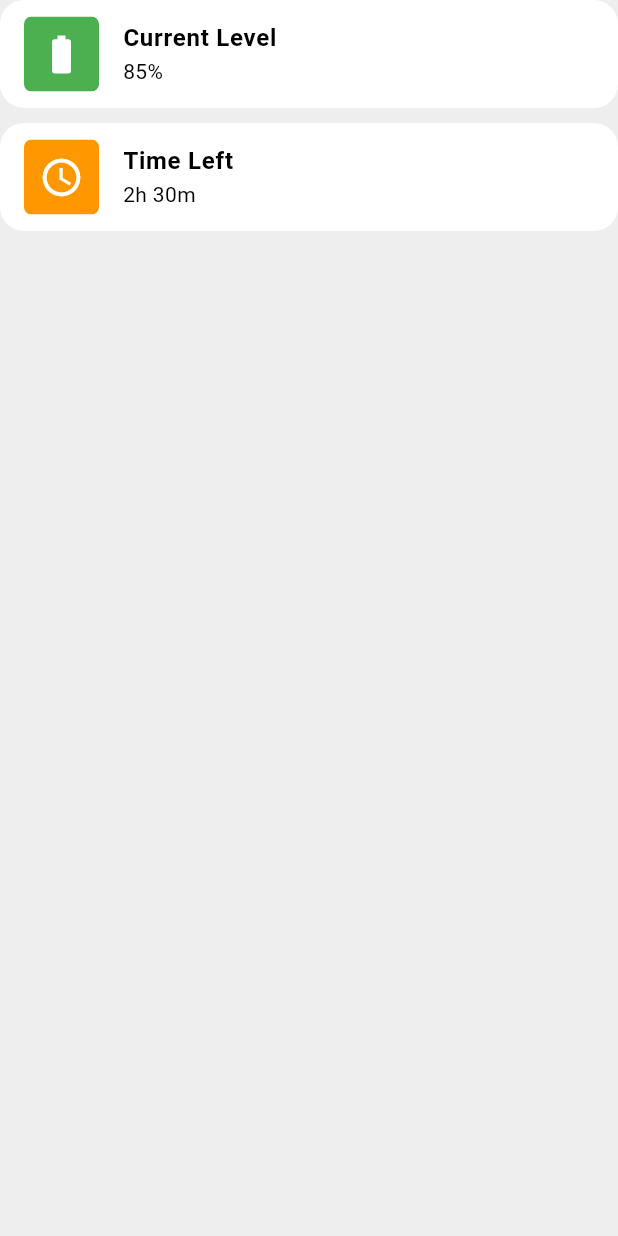
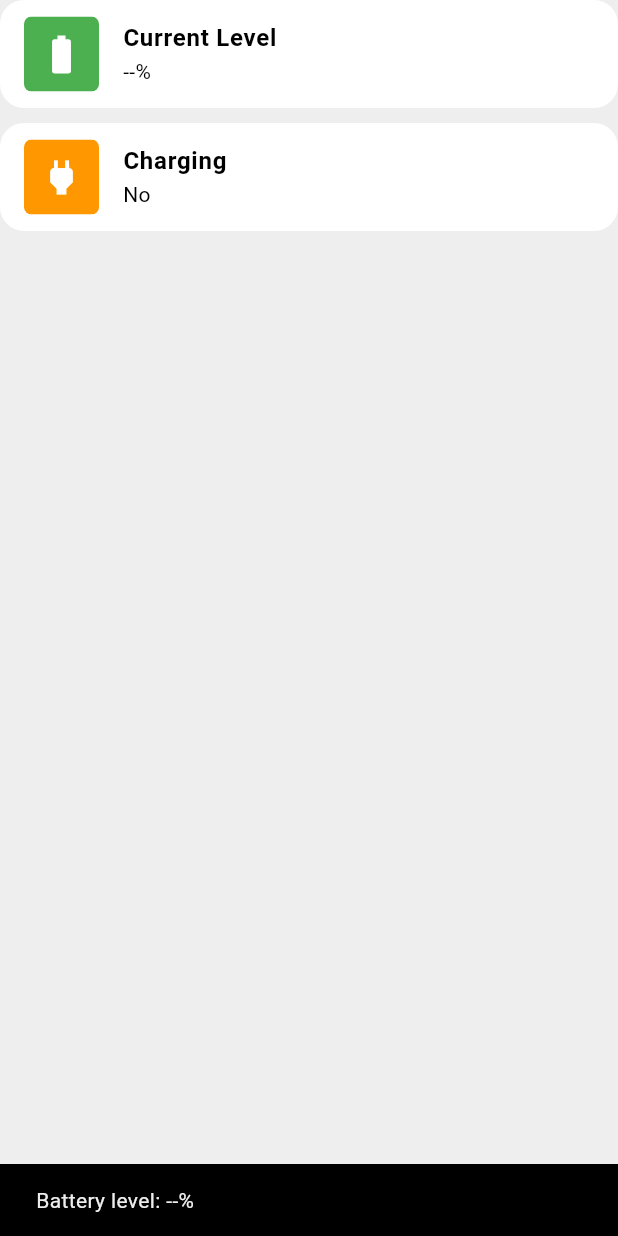
Before and after one commit to LolbiKB/footfurnace, a Flutter app: the BatterySettingsPage widget shown alone on an empty page, opened directly, after a tap on "Current Level", on a phone screen of 412 x 824 dp. Run offline on Flutter 3.47's test engine with Material 3 defaults, Android fonts, the phone set to English and light mode, and no system bars; our stand-ins replace flutter_blue_plus.

Commit message:
fix settings UI

```diff
--- a/lib/pages/battery_settings_page.dart
+++ b/lib/pages/battery_settings_page.dart
@@ -1,14 +1,28 @@
 import 'package:flutter/material.dart';
-import 'package:footfurnace/components/boots_settings_tile.dart'; // Import BootsSettingsTile
+import 'package:footfurnace/providers/bluetooth_manager.dart';
+import 'package:provider/provider.dart';
+import 'package:footfurnace/components/boots_settings_tile.dart';
 
 class BatterySettingsPage extends StatelessWidget {
   const BatterySettingsPage({super.key});
 
   @override
   Widget build(BuildContext context) {
-    // Replace these with actual values from your BluetoothManager
-    final String currentBatteryLevel = "85%";
-    final String timeLeft = "2h 30m";
+    // Access BluetoothManager through Provider
+    final bluetoothManager = context.watch<BluetoothManager>();
+
+    // Default values if data is not available
+    final defaultBattery = {'batteryLevel': '--', 'chargingStatus': false};
+
+    // Fetch battery data from BluetoothManager or fallback to defaults
+    final batteryData = bluetoothManager.batteryData.isNotEmpty
+        ? bluetoothManager.batteryData
+        : defaultBattery;
+
+    final String currentBatteryLevel =
+        batteryData['batteryLevel']?.toString() ?? "--";
+    final String chargingStatus =
+        batteryData['chargingStatus'] == true ? "Yes" : "No";
 
     return Column(
       crossAxisAlignment: CrossAxisAlignment.start,
@@ -20,15 +34,25 @@ class BatterySettingsPage extends StatelessWidget {
                 icon: Icons.battery_full, // Use a battery icon
                 iconContainerColor: Colors.green, // Green for full battery
                 settingsTitle: 'Current Level',
-                settingsSubtitle: currentBatteryLevel,
-                onTap: () {}, // Add functionality if needed
+                settingsSubtitle: "$currentBatteryLevel%",
+                onTap: () {
+                  // Optional: Add functionality to refresh or view more details
+                  ScaffoldMessenger.of(context).showSnackBar(
+                    SnackBar(content: Text('Battery level: $currentBatteryLevel%')),
+                  );
+                },
               ),
               BootsSettingsTile(
-                icon: Icons.access_time, // Use a clock icon
-                iconContainerColor: Colors.orange, // Orange for time
-                settingsTitle: 'Time Left',
-                settingsSubtitle: timeLeft,
-                onTap: () {}, // Add functionality if needed
+                icon: Icons.power, // Use a power icon
+                iconContainerColor: Colors.orange, // Orange for charging
+                settingsTitle: 'Charging',
+                settingsSubtitle: chargingStatus,
+                onTap: () {
+                  // Optional: Add functionality
+                  ScaffoldMessenger.of(context).showSnackBar(
+                    SnackBar(content: Text('Charging status: $chargingStatus')),
+                  );
+                },
               ),
             ],
           ),
--- a/lib/pages/bluetooth_settings_page.dart
+++ b/lib/pages/bluetooth_settings_page.dart
@@ -186,7 +186,7 @@ void _connectToDevice(BluetoothDevice device) async {
       crossAxisAlignment: CrossAxisAlignment.start,
       children: [
         Padding(
-          padding: const EdgeInsets.symmetric(horizontal: 15),
+          padding: const EdgeInsets.symmetric(horizontal: 10),
           child: Row(
             mainAxisAlignment: MainAxisAlignment.spaceBetween,
             children: [
```
